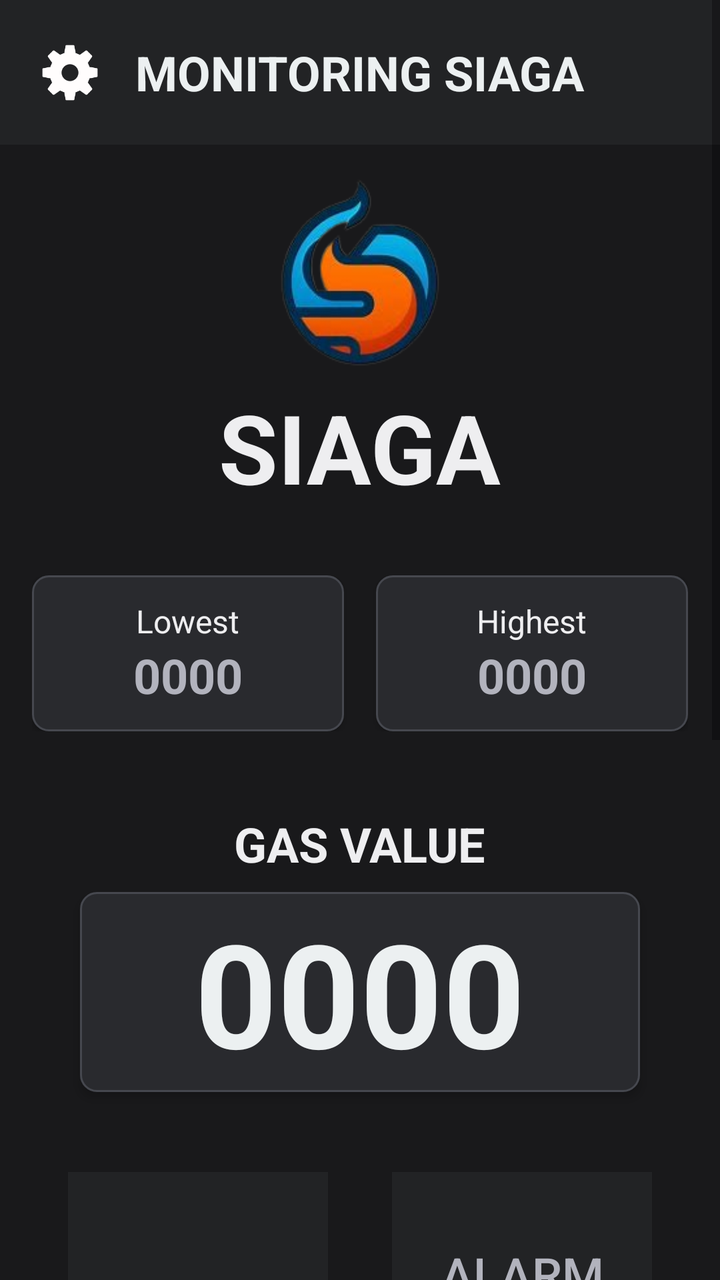
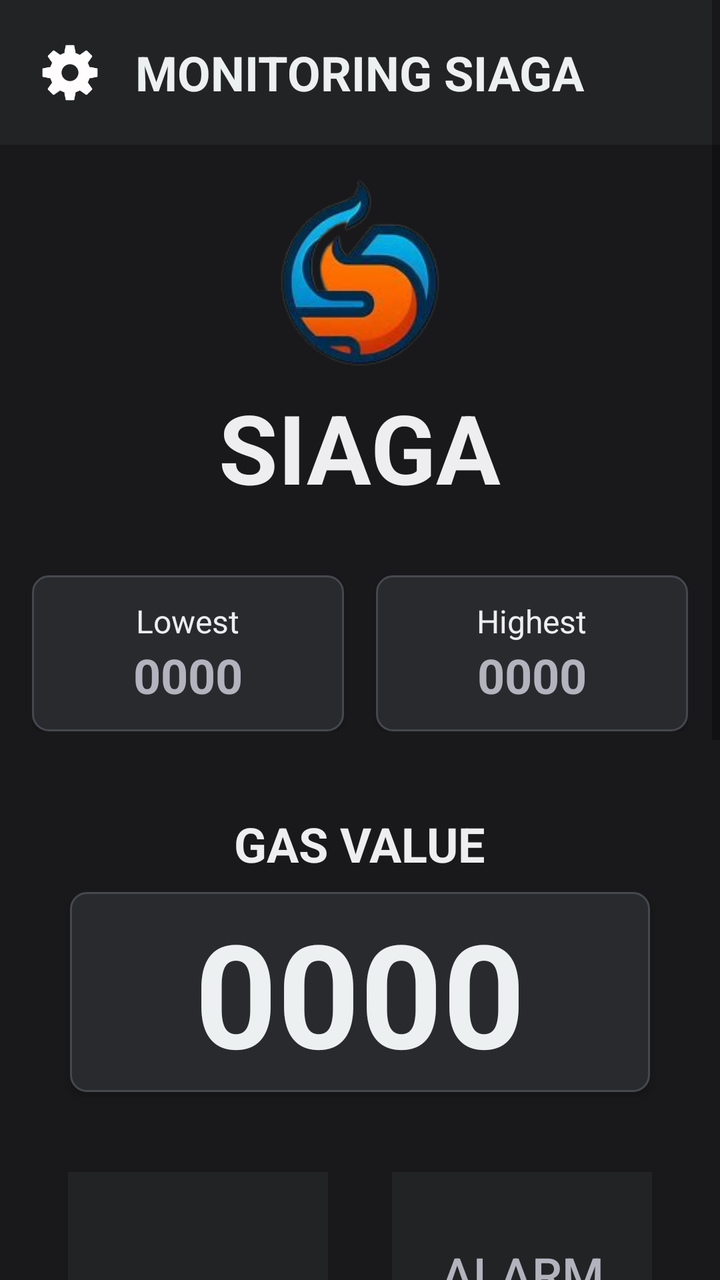

The first picture is an Android layout as it rendered before a commit; the second is the same layout after the commit. The layout source and the unified diff follow.
<!-- AndroidManifest.xml: application theme Theme.SIAGA -->
<!-- res/layout/activity_main.xml -->
<?xml version="1.0" encoding="utf-8"?>
<ScrollView xmlns:android="http://schemas.android.com/apk/res/android"
    xmlns:app="http://schemas.android.com/apk/res-auto"
    xmlns:tools="http://schemas.android.com/tools"
    android:layout_width="match_parent"
    android:layout_height="match_parent"
    android:fillViewport="true">

    <LinearLayout
        android:id="@+id/main"
        android:layout_width="match_parent"
        android:layout_height="wrap_content"
        android:orientation="vertical"
        android:background="@color/background"
        tools:context=".MainActivity">

        <androidx.constraintlayout.widget.ConstraintLayout
            android:layout_width="match_parent"
            android:layout_height="wrap_content"
            android:padding="20dp"
            android:background="#222325">

            <ImageButton
                android:id="@+id/settingButton"
                android:layout_width="30dp"
                android:layout_height="30dp"
                android:layout_gravity="center_vertical"
                android:background="@drawable/settingsbutton"
                android:text="#ECF0F1"
                app:layout_constraintBottom_toBottomOf="parent"
                app:layout_constraintTop_toTopOf="parent"
                tools:ignore="MissingConstraints" />

            <TextView
                android:layout_width="wrap_content"
                android:layout_height="wrap_content"
                android:text="MONITORING SIAGA"
                android:textColor="#ECF0F1"
                android:textSize="24sp"
                android:textStyle="bold"
                app:layout_constraintBottom_toBottomOf="parent"
                app:layout_constraintEnd_toEndOf="parent"
                app:layout_constraintStart_toStartOf="parent"
                app:layout_constraintTop_toTopOf="parent"
                tools:ignore="MissingConstraints" />
        </androidx.constraintlayout.widget.ConstraintLayout>

        <LinearLayout
            android:layout_width="match_parent"
            android:layout_height="wrap_content"
            android:layout_marginTop="16dp"
            android:gravity="center"
            android:orientation="vertical">

            <ImageView
                android:layout_width="80dp"
                android:layout_height="95dp"
                android:background="@drawable/siaga" />

            <TextView
                android:layout_width="wrap_content"
                android:layout_height="wrap_content"
                android:layout_marginTop="8dp"
                android:text="SIAGA"
                android:textColor="@color/colorTxt"
                android:textSize="48sp"
                android:textStyle="bold" />
        </LinearLayout>

        <LinearLayout
            android:layout_width="match_parent"
            android:layout_height="wrap_content"
            android:orientation="horizontal"
            android:padding="16dp"
            android:layout_marginTop="16dp">

            <LinearLayout
                android:layout_width="0dp"
                android:layout_height="wrap_content"
                android:layout_weight="1"
                android:orientation="vertical"
                android:gravity="center"
                android:background="@drawable/card_minimalist"
                android:elevation="2dp"
                android:padding="12dp"
                android:layout_marginEnd="8dp">

                <TextView
                    android:layout_width="wrap_content"
                    android:layout_height="wrap_content"
                    android:text="Lowest"
                    android:textColor="@color/colorTxt"
                    android:textSize="16sp"/>

                <TextView
                    android:id="@+id/lowestGasOut"
                    android:layout_width="wrap_content"
                    android:layout_height="wrap_content"
                    android:text="0000"
                    android:textSize="24sp"
                    android:textColor="@color/secColorTxt"
                    android:textStyle="bold"/>
            </LinearLayout>

            <LinearLayout
                android:layout_width="0dp"
                android:layout_height="wrap_content"
                android:layout_weight="1"
                android:orientation="vertical"
                android:gravity="center"
                android:background="@drawable/card_minimalist"
                android:elevation="2dp"
                android:padding="12dp"
                android:layout_marginStart="8dp">

                <TextView
                    android:layout_width="wrap_content"
                    android:layout_height="wrap_content"
                    android:text="Highest"
                    android:textColor="@color/colorTxt"
                    android:textSize="16sp"/>

                <TextView
                    android:id="@+id/highestGasOut"
                    android:layout_width="wrap_content"
                    android:layout_height="wrap_content"
                    android:text="0000"
                    android:textColor="@color/secColorTxt"
                    android:textSize="24sp"
                    android:textStyle="bold"/>
            </LinearLayout>
        </LinearLayout>

        <TextView
            android:layout_width="wrap_content"
            android:layout_height="wrap_content"
            android:text="GAS VALUE"
            android:textColor="@color/colorTxt"
            android:textSize="24sp"
            android:textStyle="bold"
            android:layout_gravity="center"
            android:layout_marginTop="24dp"/>

        <LinearLayout
            android:layout_width="280dp"
            android:layout_height="100dp"
            android:layout_gravity="center"
            android:orientation="vertical"
            android:layout_marginTop="8dp"
            android:background="@drawable/card_minimalist"
            android:elevation="3dp">

            <TextView
                android:id="@+id/gasOut"
                android:layout_width="match_parent"
                android:layout_height="match_parent"
                android:text="0000"
                android:textSize="72sp"
                android:textAlignment="center"
                android:layout_gravity="center"
                android:gravity="center"
                android:textColor="#ECF0F1"
                android:textStyle="bold"/>

        </LinearLayout>

        <LinearLayout
            android:layout_width="match_parent"
            android:layout_height="wrap_content"
            android:orientation="horizontal"
            android:gravity="center"
            android:layout_marginTop="24dp"
            android:padding="16dp">

            <Button
                android:id="@+id/fanButton"
                android:layout_width="130dp"
                android:layout_height="130dp"
                android:enabled="false"
                android:layout_marginEnd="16dp"
                android:text="FAN OFF"
                android:textSize="24sp"
                android:padding="15dp"
                android:background="@color/disableComp"
                android:textColor="@color/secColorTxt"
                android:gravity="center"/>

            <Button
                android:id="@+id/alarmButton"
                android:layout_width="130dp"
                android:layout_height="130dp"
                android:enabled="false"
                android:layout_marginStart="16dp"
                android:text="ALARM OFF"
                android:textSize="24sp"
                android:padding="15dp"
                android:background="@color/disableComp"
                android:textColor="@color/secColorTxt"
                android:gravity="center"/>
        </LinearLayout>

        <TextView
            android:layout_width="wrap_content"
            android:layout_height="wrap_content"
            android:text="Gas Level History"
            android:textColor="@color/colorTxt"
            android:textSize="20sp"
            android:textStyle="bold"
            android:layout_gravity="center"
            android:layout_marginTop="16dp"/>

                <com.github.mikephil.charting.charts.LineChart
                    android:id="@+id/gasChartOut"
                    android:layout_width="match_parent"
                    android:layout_height="300dp"
                    android:layout_margin="16dp"
                    android:layout_marginBottom="16dp"
                    android:background="@drawable/card_minimalist"/>
    </LinearLayout>
</ScrollView>
<!-- resources referenced by this layout -->
<resources>
  <color name="background">#19191B</color>
  <color name="colorTxt">#EEEEF0</color>
  <color name="disableComp">#222325</color>
  <color name="secColorTxt">#B2B3BD</color>
  <!-- drawable card_minimalist (drawable) -->
  <?xml version="1.0" encoding="utf-8"?>
  <shape xmlns:android="http://schemas.android.com/apk/res/android">
      <solid android:color="@color/interactiveComp"/>
      <corners android:radius="8dp"/>
      <stroke
          android:width="1dp"
          android:color="@color/colorCard"/>
  </shape>
  <!-- drawable settingsbutton: png bitmap (drawable, 2856 bytes) -->
  <!-- drawable siaga: png bitmap (drawable, 27297 bytes) -->
  <style name="Theme.SIAGA" parent="Base.Theme.SIAGA" />
  <color name="interactiveComp">#292A2E</color>
  <color name="colorCard">#46484F</color>
  <style name="Base.Theme.SIAGA" parent="Theme.AppCompat.Light.NoActionBar">
          
          
      </style>
</resources>

<!-- the commit's change to res/layout/activity_main.xml (unified diff, before → after) -->
@@ -142,7 +142,7 @@
             android:layout_marginTop="24dp"/>
 
         <LinearLayout
-            android:layout_width="280dp"
+            android:layout_width="290dp"
             android:layout_height="100dp"
             android:layout_gravity="center"
             android:orientation="vertical"
